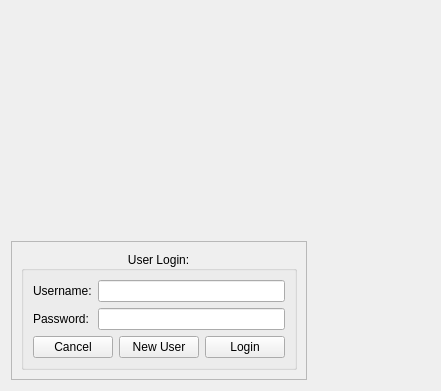
The window that drc/gui/loginform.ui (lansdon/cpts483_drc) describes before a commit, drawn with Qt 5.
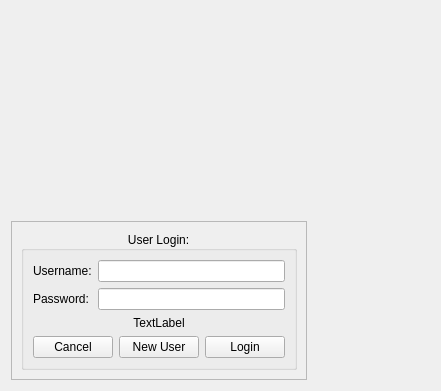
The same window after the commit.

Diff of the .ui file:
```diff
--- a/drc/gui/loginform.ui
+++ b/drc/gui/loginform.ui
@@ -93,6 +93,16 @@
            </item>
           </layout>
          </item>
+         <item row="3" column="0" colspan="2">
+          <widget class="QLabel" name="statusLabel">
+           <property name="text">
+            <string>TextLabel</string>
+           </property>
+           <property name="alignment">
+            <set>Qt::AlignCenter</set>
+           </property>
+          </widget>
+         </item>
         </layout>
        </widget>
       </item>
```
